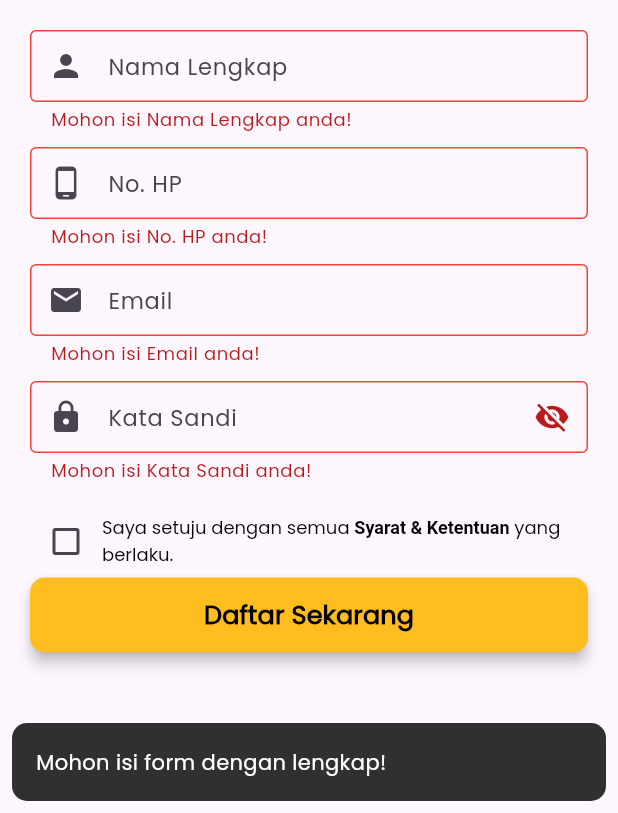
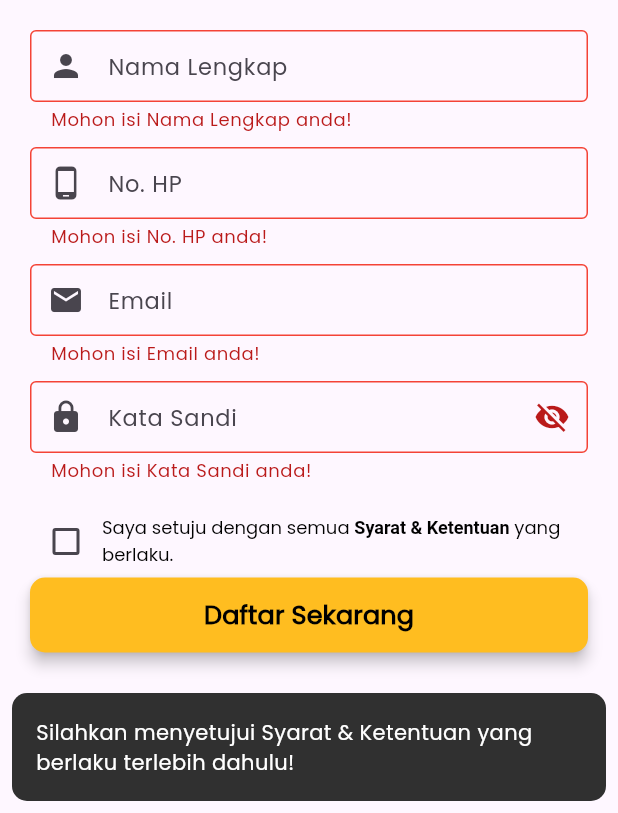
Before and after one commit to hlmnn/employee-monitoring-app, a Flutter app: the RegisterPage screen opened directly, after a tap on "Daftar Sekarang", on a phone screen of 412 x 824 dp, the part 423-1236 px from its top. Run offline on Flutter 3.47's test engine with Material 3 defaults, Android fonts, the light colour scheme and no system bars; drawn by our look-alikes of another_flushbar; our stand-ins replace dropdown_button2, equatable, flutter_bloc, flutter_dotenv, supabase_flutter; accounts and stored records are empty.

Commit message:
refactor: changed condition when isChecked and validate form

```diff
--- a/lib/ui/screen/register/register_page.dart
+++ b/lib/ui/screen/register/register_page.dart
@@ -232,8 +232,17 @@ class _RegisterPageState extends State<RegisterPage> {
                     ),
                     EmButton.elevated(
                       onPressed: () {
-                        if (_formKey.currentState!.validate()) {
-                          if (isChecked) {
+                        if (!isChecked) {
+                          Flushbar(
+                            message: 'Silahkan menyetujui Syarat & Ketentuan yang berlaku terlebih dahulu!',
+                            flushbarPosition: FlushbarPosition.BOTTOM,
+                            margin: const EdgeInsets.all(8),
+                            borderRadius: BorderRadius.circular(10),
+                            duration: const Duration(seconds: 3),
+                            isDismissible: false,
+                          ).show(context);
+                        }
+                        if (_formKey.currentState!.validate() && isChecked) {
                             context.read<RegisterCubit>().register(
                               _name.value.text,
                               _phone.value.text,
@@ -241,35 +250,17 @@ class _RegisterPageState extends State<RegisterPage> {
                               _password.value.text,
                               widget.isMonitor,
                             );
-                            if (state is ErrorState) {
-                              Flushbar(
-                                message: state.message,
-                                flushbarPosition: FlushbarPosition.BOTTOM,
-                                margin: const EdgeInsets.all(8),
-                                borderRadius: BorderRadius.circular(10),
-                                duration: const Duration(seconds: 3),
-                                isDismissible: false,
-                              ).show(context);
-                            }
-                          } else {
-                            Flushbar(
-                              message: 'Silahkan menyetujui Syarat & Ketentuan yang berlaku terlebih dahulu!',
-                              flushbarPosition: FlushbarPosition.BOTTOM,
-                              margin: const EdgeInsets.all(8),
-                              borderRadius: BorderRadius.circular(10),
-                              duration: const Duration(seconds: 3),
-                              isDismissible: false,
-                            ).show(context);
-                          }
-                        } else {
+                        }
+                        if (state is ErrorState) {
                           Flushbar(
-                            message: 'Mohon isi form dengan lengkap!',
+                            message: state.message,
                             flushbarPosition: FlushbarPosition.BOTTOM,
                             margin: const EdgeInsets.all(8),
                             borderRadius: BorderRadius.circular(10),
                             duration: const Duration(seconds: 3),
                             isDismissible: false,
                           ).show(context);
+                          context.read<RegisterCubit>().resetState();
                         }
                       },
                       style: ElevatedButton.styleFrom(
```
